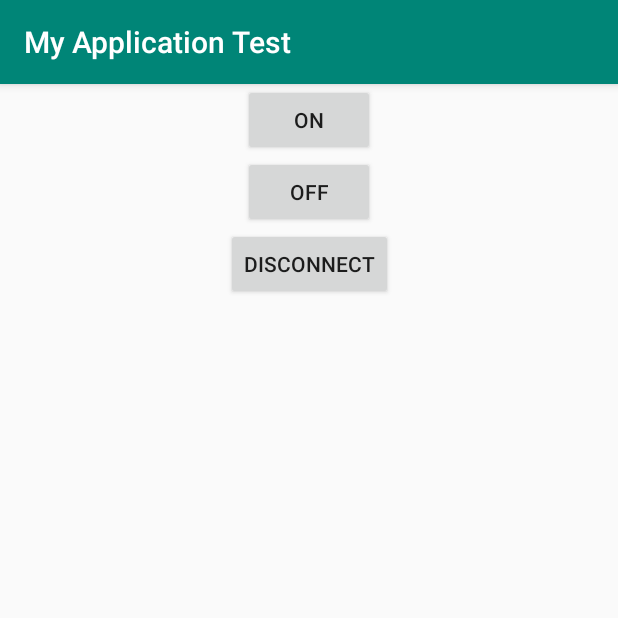
After one commit to zakuArbor/proxyAuth, an Android app: the ControlActivity screen opened directly, with no data from a screen before it, on a phone screen of 412 x 824 dp, the top half of it. The commit adds this screen. Run offline under Robolectric (Android 15) with nearby library versions, the phone set to English and light mode, and no system bars; 5 statements that could not run were skipped.

Commit message:
made the bluetooth connecting code better and potentially found a way to send data to connected device

```diff
--- a/android/app/build.gradle
+++ b/android/app/build.gradle
@@ -32,4 +32,5 @@ dependencies {
     testImplementation 'junit:junit:4.12'
     androidTestImplementation 'androidx.test.ext:junit:1.1.0'
     androidTestImplementation 'androidx.test.espresso:espresso-core:3.1.1'
+    compile "org.jetbrains.anko:anko-common:0.8.3:"
 }
--- /dev/null
+++ b/android/app/src/main/java/com/example/myapplicationtest/ControlActivity.kt
@@ -0,0 +1,107 @@
+package com.example.myapplicationtest
+
+import android.app.ProgressDialog
+import android.bluetooth.BluetoothAdapter
+import android.bluetooth.BluetoothDevice
+import android.bluetooth.BluetoothSocket
+import android.content.Context
+import android.os.AsyncTask
+import android.os.Bundle
+import android.util.Log
+import androidx.appcompat.app.AppCompatActivity
+import kotlinx.android.synthetic.main.control_layout.*
+import java.io.IOException
+import java.util.*
+
+class ControlActivity: AppCompatActivity(){
+
+    companion object{
+        var m_myUUID: UUID = UUID.fromString("70eb6b56-4e02-11ea-b77f-2e728ce88125")
+        var m_bluetoothSocket: BluetoothSocket? = null
+        lateinit var m_progress: ProgressDialog
+        lateinit var m__bluetoothAdapter: BluetoothAdapter
+        var m_isConnected: Boolean = false
+        lateinit var m_address: String
+
+    }
+
+    override fun onCreate(savedInstanceState: Bundle?) {
+        super.onCreate(savedInstanceState)
+        setContentView(R.layout.control_layout)
+        m_address = intent.getStringExtra(MainActivity.EXTRA_ADDRESS)
+
+        ConnectToDevice(this).execute()
+
+        control_led_on.setOnClickListener{ sendCommand("a")}
+        control_led_off.setOnClickListener{ sendCommand("b")}
+        control_led_disconnect.setOnClickListener{ disconnect()}
+
+    }
+
+    private fun sendCommand(input: String){
+        if (m_bluetoothSocket != null){
+            try{
+                m_bluetoothSocket!!.outputStream.write(input.toByteArray())
+            } catch (e: IOException){
+                e.printStackTrace()
+            }
+        }
+    }
+
+    private fun disconnect(){
+        if (m_bluetoothSocket != null){
+            try {
+                m_bluetoothSocket!!.close()
+                m_bluetoothSocket = null
+                m_isConnected = false
+            } catch (e: IOException){
+                e.printStackTrace()
+            }
+        }
+        finish()
+    }
+
+    private class ConnectToDevice(c: Context): AsyncTask<Void, Void, String>(){
+
+        private var connectSuccess: Boolean = true
+        private val context: Context
+
+        init {
+            this.context = c
+        }
+
+        override fun onPreExecute(){
+            super.onPreExecute()
+            m_progress = ProgressDialog.show(context, "Connecting...", "please wait")
+        }
+
+        override fun doInBackground(vararg p0: Void?): String?{
+            try{
+                if(m_bluetoothSocket == null || !m_isConnected){
+                    m__bluetoothAdapter = BluetoothAdapter.getDefaultAdapter()
+                    val device: BluetoothDevice = m__bluetoothAdapter.getRemoteDevice(m_address)
+                    m_bluetoothSocket = device.createInsecureRfcommSocketToServiceRecord(m_myUUID)
+                    //stops the app for looking for other devices
+                    BluetoothAdapter.getDefaultAdapter().cancelDiscovery()
+                    m_bluetoothSocket!!.connect()
+                }
+
+            }catch (e: IOException){
+                connectSuccess =  false
+                e.printStackTrace()
+
+            }
+            return null
+        }
+
+        override  fun onPostExecute(result: String?){
+            super.onPostExecute(result)
+            if(!connectSuccess){
+                Log.i("data", "couldn't connect")
+            } else {
+                m_isConnected = true
+            }
+            m_progress.dismiss()
+        }
+    }
+}
--- /dev/null
+++ b/android/app/src/main/res/layout/control_layout.xml
@@ -0,0 +1,34 @@
+<?xml version="1.0" encoding="utf-8"?>
+<androidx.constraintlayout.widget.ConstraintLayout xmlns:android="http://schemas.android.com/apk/res/android"
+    xmlns:app="http://schemas.android.com/apk/res-auto"
+    android:layout_width="match_parent"
+    android:layout_height="match_parent">
+
+    <Button
+        android:id="@+id/control_led_on"
+        android:layout_width="wrap_content"
+        android:layout_height="wrap_content"
+        android:text="@string/on"
+        app:layout_constraintLeft_toLeftOf="parent"
+        app:layout_constraintRight_toRightOf="parent"/>
+
+    <Button
+        android:id="@+id/control_led_off"
+        android:layout_width="wrap_content"
+        android:layout_height="wrap_content"
+        android:text="@string/off"
+        app:layout_constraintLeft_toLeftOf="parent"
+        app:layout_constraintRight_toRightOf="parent"
+        app:layout_constraintTop_toBottomOf="@+id/control_led_on"/>
+
+    <Button
+        android:id="@+id/control_led_disconnect"
+        android:layout_width="wrap_content"
+        android:layout_height="wrap_content"
+        android:text="@string/disconnect"
+        app:layout_constraintLeft_toLeftOf="parent"
+        app:layout_constraintRight_toRightOf="parent"
+        app:layout_constraintTop_toBottomOf="@+id/control_led_off"/>
+
+
+</androidx.constraintlayout.widget.ConstraintLayout>
--- a/android/app/src/main/res/values/strings.xml
+++ b/android/app/src/main/res/values/strings.xml
@@ -3,4 +3,12 @@
     <string name="button">Button</string>
     <string name="text_change">Some Text</string>
     <string name="text_other">Some Other Text</string>
+    <string name="refresh">Refresh</string>
+    <string name="on">On</string>
+    <string name="off">Off</string>
+    <string name="disconnect">Disconnect</string>
+
+    <string-array name="Colors">
+        <item name="color">Black</item>
+    </string-array>
 </resources>
```
Also changed, not shown: android/app/src/main/AndroidManifest.xml (+6 -6 lines), android/app/src/main/java/com/example/myapplicationtest/MainActivity.kt (+91 -4 lines), android/app/src/main/res/layout/activity_main.xml (+20 -30 lines).
